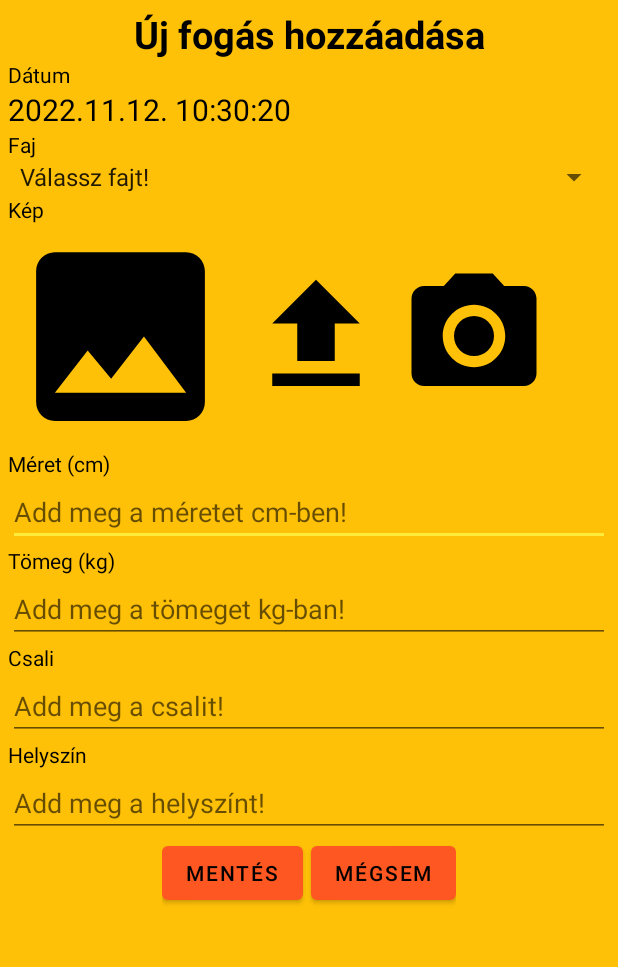
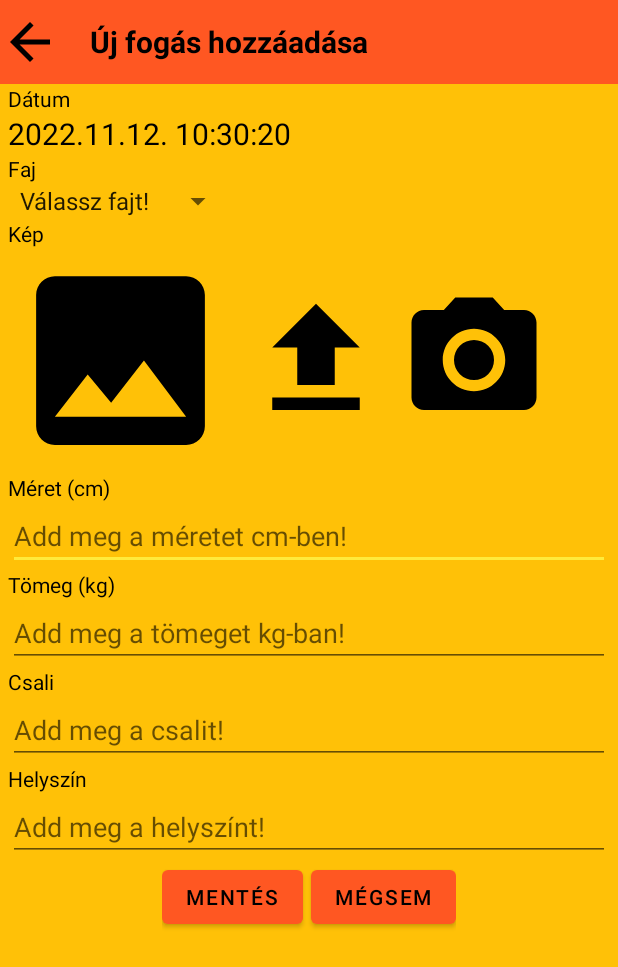
Before and after one commit to radics-milan/Horgasz_mobilAlkalmazas, an Android app: the AddCatchActivity screen opened directly, with no data from a screen before it, on a phone screen of 412 x 824 dp. Shown: the top 967 px of the screen. Run offline under Robolectric (Android 15) with nearby library versions, the phone set to English and light mode, and no system bars; our stand-ins replace Firebase (no records; nobody signed in at launch, a user with empty details on screens opened directly).

Commit message:
fogás hozzáadás fejléc hozzáadása desing javítás céljából

```diff
--- a/app/src/main/java/com/example/horgszmobilalkalmazs/AddCatchActivity.java
+++ b/app/src/main/java/com/example/horgszmobilalkalmazs/AddCatchActivity.java
@@ -44,6 +44,7 @@ public class AddCatchActivity extends AppCompatActivity implements AdapterView.O
     EditText catchBaitEditText;
     EditText catchLocationEditText;
     Spinner catchSpeciesSpinner;
+    ImageView backImageView;
     Button saveCatchButton;
     Button cancelCatchButton;
     TextView catchFlagTextView;
@@ -91,6 +92,7 @@ public class AddCatchActivity extends AppCompatActivity implements AdapterView.O
         catchBaitEditText = findViewById(R.id.catchBaitEditText);
         catchLocationEditText = findViewById(R.id.catchLocationEditText);
         catchSpeciesSpinner = findViewById(R.id.catchSpeciesSpinner);
+        backImageView = findViewById(R.id.backImageView);
         saveCatchButton = findViewById(R.id.saveCatchButton);
         cancelCatchButton = findViewById(R.id.cancelCatchButton);
         catchFlagTextView = findViewById(R.id.catchFlagTextView);
@@ -105,6 +107,7 @@ public class AddCatchActivity extends AppCompatActivity implements AdapterView.O
         catchDateTextView.setText( sdf.format(new Date()));
 
         catchDateTextView.setOnClickListener(o -> selectDate());
+        backImageView.setOnClickListener(o -> finish());
         cancelCatchButton.setOnClickListener(o -> finish());
         saveCatchButton.setOnClickListener(o -> saveCatch());
 
--- a/app/src/main/res/layout/activity_add_catch.xml
+++ b/app/src/main/res/layout/activity_add_catch.xml
@@ -1,17 +1,52 @@
 <?xml version="1.0" encoding="utf-8"?>
 
-<androidx.constraintlayout.widget.ConstraintLayout
-    xmlns:android="http://schemas.android.com/apk/res/android"
+<androidx.constraintlayout.widget.ConstraintLayout xmlns:android="http://schemas.android.com/apk/res/android"
     xmlns:tools="http://schemas.android.com/tools"
     android:layout_width="match_parent"
     android:layout_height="match_parent"
+    xmlns:app="http://schemas.android.com/apk/res-auto"
     tools:context=".AddCatchActivity"
     android:background="@color/light_orange">
 
+    <LinearLayout
+        android:id="@+id/linearLayout2"
+        android:layout_width="match_parent"
+        android:layout_height="?actionBarSize"
+        android:background="@color/orange"
+        android:orientation="horizontal"
+        app:layout_constraintEnd_toEndOf="parent"
+        app:layout_constraintStart_toStartOf="parent"
+        app:layout_constraintTop_toTopOf="parent">
+
+        <ImageView
+            android:id="@+id/backImageView"
+            android:layout_width="40dp"
+            android:layout_height="40dp"
+            android:layout_gravity="center"
+            android:layout_marginEnd="20dp"
+            android:contentDescription="@string/back"
+            android:src="@drawable/ic_arrow_back" />
+
+        <TextView
+            android:id="@+id/detailsHeaderTextView"
+            android:layout_width="wrap_content"
+            android:layout_height="wrap_content"
+            android:layout_gravity="center"
+            android:text="@string/insert_new_catch"
+            android:textColor="@color/black"
+            android:textSize="20sp"
+            android:textStyle="bold" />
+    </LinearLayout>
+
     <ScrollView
-        android:layout_margin="5dp"
-        android:layout_height="match_parent"
-        android:layout_width="match_parent">
+        android:layout_width="match_parent"
+        android:layout_height="0dp"
+        android:layout_marginLeft="5dp"
+        android:layout_marginRight="5dp"
+        app:layout_constraintBottom_toBottomOf="parent"
+        app:layout_constraintEnd_toEndOf="parent"
+        app:layout_constraintStart_toStartOf="parent"
+        app:layout_constraintTop_toBottomOf="@+id/linearLayout2">
 
         <LinearLayout
             android:layout_width="match_parent"
@@ -19,16 +54,7 @@
             android:orientation="vertical">
 
             <TextView
-                android:layout_width="match_parent"
-                android:layout_height="wrap_content"
-                android:text="@string/insert_new_catch"
-                android:textAlignment="center"
-                android:textColor="@color/black"
-                android:textSize="25sp"
-                android:textStyle="bold" />
-
-            <TextView
-                android:layout_width="match_parent"
+                android:layout_width="wrap_content"
                 android:layout_height="wrap_content"
                 android:text="@string/date_text"
                 android:textColor="@color/black" />
@@ -39,18 +65,18 @@
                 android:layout_height="wrap_content"
                 android:textColor="@color/red"
                 android:textStyle="bold"
-                android:visibility="gone"/>
+                android:visibility="gone" />
 
             <TextView
                 android:id="@+id/catchDateTextView"
-                android:layout_width="match_parent"
+                android:layout_width="wrap_content"
                 android:layout_height="wrap_content"
-                android:text="@string/app_name"
+                android:text="@string/date_text"
                 android:textColor="@color/black"
                 android:textSize="20sp" />
 
             <TextView
-                android:layout_width="match_parent"
+                android:layout_width="wrap_content"
                 android:layout_height="wrap_content"
                 android:text="@string/species"
                 android:textColor="@color/black" />
@@ -59,17 +85,17 @@
                 android:id="@+id/catchFlagTextView"
                 android:layout_width="wrap_content"
                 android:layout_height="wrap_content"
+                android:textColor="@color/red"
                 android:textStyle="bold"
-                android:visibility="gone"
-                android:textColor="@color/red"/>
+                android:visibility="gone" />
 
             <Spinner
                 android:id="@+id/catchSpeciesSpinner"
-                android:layout_width="match_parent"
+                android:layout_width="wrap_content"
                 android:layout_height="wrap_content" />
 
             <TextView
-                android:layout_width="match_parent"
+                android:layout_width="wrap_content"
                 android:layout_height="wrap_content"
                 android:text="@string/kep"
                 android:textColor="@color/black" />
@@ -87,8 +113,7 @@
                     android:adjustViewBounds="true"
                     android:contentDescription="@string/kep"
                     android:scaleType="fitCenter"
-                    android:src="@drawable/ic_image"
-                    />
+                    android:src="@drawable/ic_image" />
 
                 <ImageView
                     android:id="@+id/selectPhotoImageView"
@@ -110,7 +135,7 @@
             </LinearLayout>
 
             <TextView
-                android:layout_width="match_parent"
+                android:layout_width="wrap_content"
                 android:layout_height="wrap_content"
                 android:text="@string/size_cm"
                 android:textColor="@color/black" />
@@ -119,9 +144,9 @@
                 android:id="@+id/catchSizeFlagTextView"
                 android:layout_width="wrap_content"
                 android:layout_height="wrap_content"
+                android:textColor="@color/red"
                 android:textStyle="bold"
-                android:visibility="gone"
-                android:textColor="@color/red"/>
+                android:visibility="gone" />
 
             <EditText
                 android:id="@+id/catchSizeEditText"
@@ -132,7 +157,7 @@
                 android:inputType="number" />
 
             <TextView
-                android:layout_width="match_parent"
+                android:layout_width="wrap_content"
                 android:layout_height="wrap_content"
                 android:text="@string/weight_kg"
                 android:textColor="@color/black" />
@@ -146,7 +171,7 @@
                 android:inputType="numberDecimal" />
 
             <TextView
-                android:layout_width="match_parent"
+                android:layout_width="wrap_content"
                 android:layout_height="wrap_content"
                 android:text="@string/bait_text"
                 android:textColor="@color/black" />
@@ -160,7 +185,7 @@
                 android:inputType="text" />
 
             <TextView
-                android:layout_width="match_parent"
+                android:layout_width="wrap_content"
                 android:layout_height="wrap_content"
                 android:text="@string/location_text"
                 android:textColor="@color/black" />
@@ -176,15 +201,15 @@
             <LinearLayout
                 android:layout_width="wrap_content"
                 android:layout_height="wrap_content"
-                android:orientation="horizontal"
-                android:layout_gravity="center_horizontal">
+                android:layout_gravity="center_horizontal"
+                android:orientation="horizontal">
 
                 <Button
                     android:id="@+id/saveCatchButton"
                     android:layout_width="wrap_content"
                     android:layout_height="wrap_content"
+                    android:layout_marginEnd="5dp"
                     android:text="@string/save"
-                    android:layout_marginEnd="5dp"
                     tools:ignore="ButtonStyle" />
 
                 <Button
```
